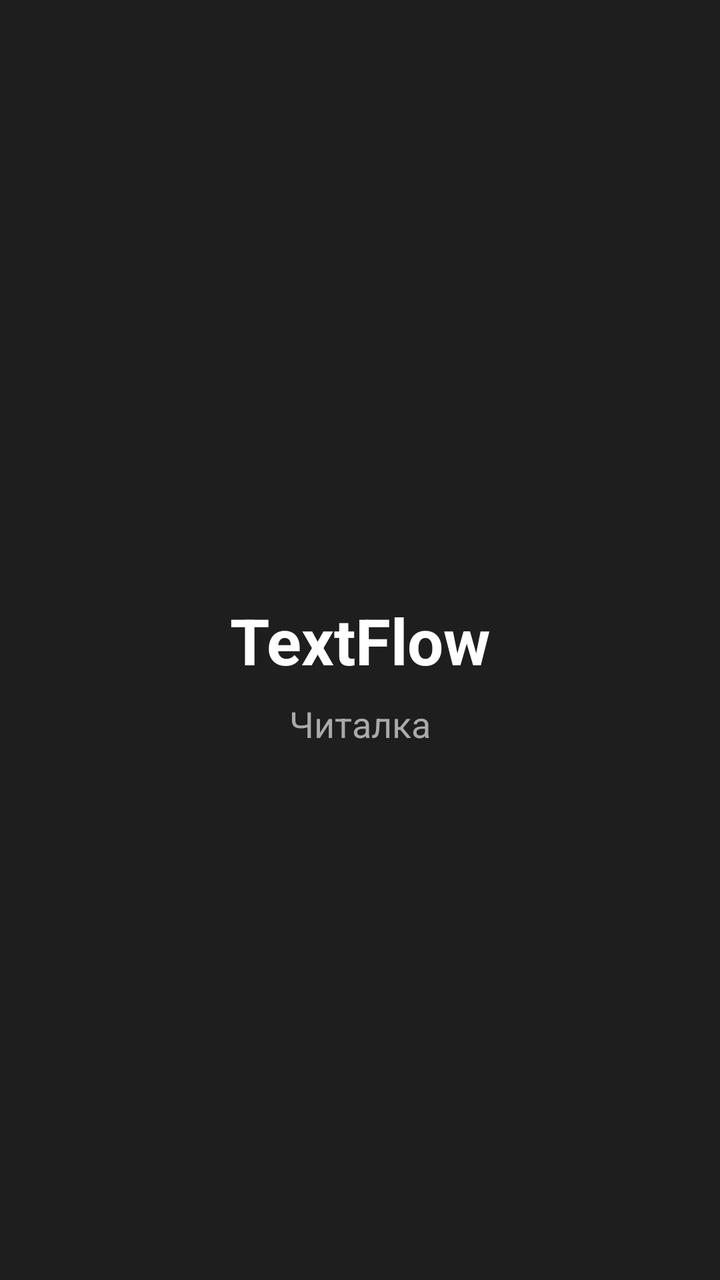
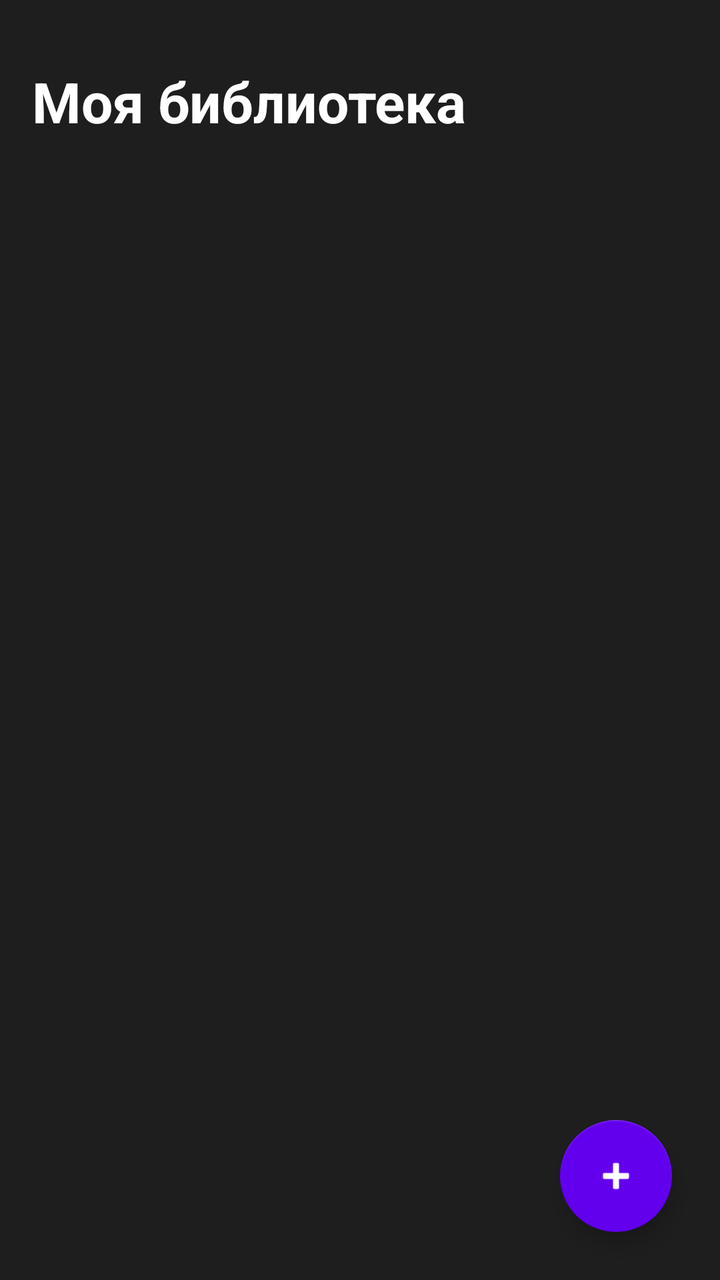

Before-and-after screenshots of an Android layout around one commit, followed by the original layout XML and the change that was made.
<!-- AndroidManifest.xml: application theme Theme.TextFlow -->
<!-- res/layout/activity_main.xml -->
<?xml version="1.0" encoding="utf-8"?>
<androidx.constraintlayout.widget.ConstraintLayout xmlns:android="http://schemas.android.com/apk/res/android"
    xmlns:app="http://schemas.android.com/apk/res-auto"
    android:layout_width="match_parent"
    android:layout_height="match_parent"
    android:background="#1E1E1E">

    <TextView
        android:id="@+id/titleText"
        android:layout_width="wrap_content"
        android:layout_height="wrap_content"
        android:text="TextFlow"
        android:textColor="#FFFFFF"
        android:textSize="32sp"
        android:textStyle="bold"
        app:layout_constraintBottom_toBottomOf="parent"
        app:layout_constraintEnd_toEndOf="parent"
        app:layout_constraintStart_toStartOf="parent"
        app:layout_constraintTop_toTopOf="parent" />

    <TextView
        android:id="@+id/subtitleText"
        android:layout_width="wrap_content"
        android:layout_height="wrap_content"
        android:text="Читалка"
        android:textColor="#AAAAAA"
        android:textSize="18sp"
        android:layout_marginTop="8dp"
        app:layout_constraintEnd_toEndOf="parent"
        app:layout_constraintStart_toStartOf="parent"
        app:layout_constraintTop_toBottomOf="@id/titleText" />

</androidx.constraintlayout.widget.ConstraintLayout>
<!-- resources referenced by this layout -->
<resources>
  <style name="Theme.TextFlow" parent="Theme.MaterialComponents.DayNight.NoActionBar">
          <item name="colorPrimary">#6200EE</item>
          <item name="colorPrimaryVariant">#3700B3</item>
          <item name="colorOnPrimary">#FFFFFF</item>
          <item name="android:statusBarColor">#1E1E1E</item>
          <item name="android:navigationBarColor">#1E1E1E</item>
      </style>
</resources>

<!-- the commit's change to res/layout/activity_main.xml (unified diff, before → after) -->
@@ -9,25 +9,32 @@
         android:id="@+id/titleText"
         android:layout_width="wrap_content"
         android:layout_height="wrap_content"
-        android:text="TextFlow"
+        android:layout_marginStart="16dp"
+        android:layout_marginTop="32dp"
+        android:text="Моя библиотека"
         android:textColor="#FFFFFF"
-        android:textSize="32sp"
+        android:textSize="28sp"
         android:textStyle="bold"
-        app:layout_constraintBottom_toBottomOf="parent"
-        app:layout_constraintEnd_toEndOf="parent"
         app:layout_constraintStart_toStartOf="parent"
         app:layout_constraintTop_toTopOf="parent" />
 
-    <TextView
-        android:id="@+id/subtitleText"
+    <androidx.recyclerview.widget.RecyclerView
+        android:id="@+id/booksRecyclerView"
+        android:layout_width="match_parent"
+        android:layout_height="0dp"
+        android:layout_marginTop="16dp"
+        app:layout_constraintBottom_toBottomOf="parent"
+        app:layout_constraintTop_toBottomOf="@id/titleText" />
+
+    <com.google.android.material.floatingactionbutton.FloatingActionButton
+        android:id="@+id/addBookFab"
         android:layout_width="wrap_content"
         android:layout_height="wrap_content"
-        android:text="Читалка"
-        android:textColor="#AAAAAA"
-        android:textSize="18sp"
-        android:layout_marginTop="8dp"
-        app:layout_constraintEnd_toEndOf="parent"
-        app:layout_constraintStart_toStartOf="parent"
-        app:layout_constraintTop_toBottomOf="@id/titleText" />
+        android:layout_margin="24dp"
+        android:src="@android:drawable/ic_input_add"
+        app:backgroundTint="#6200EE"
+        app:tint="#FFFFFF"
+        app:layout_constraintBottom_toBottomOf="parent"
+        app:layout_constraintEnd_toEndOf="parent" />
 
 </androidx.constraintlayout.widget.ConstraintLayout>
